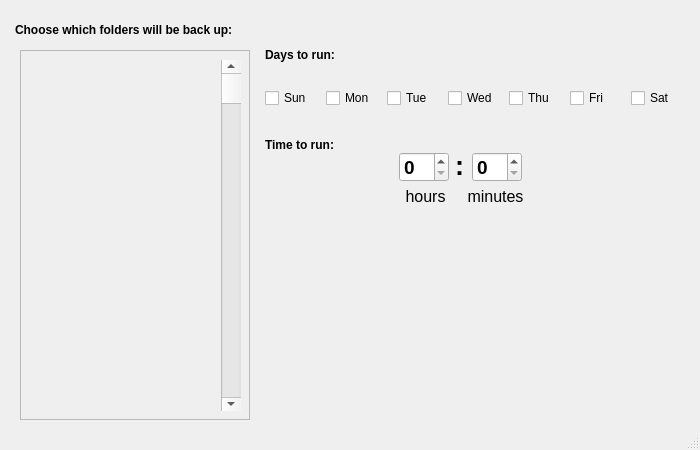
Old version of the form src/options.ui in the repository GeovaneJefferson/timemachine.
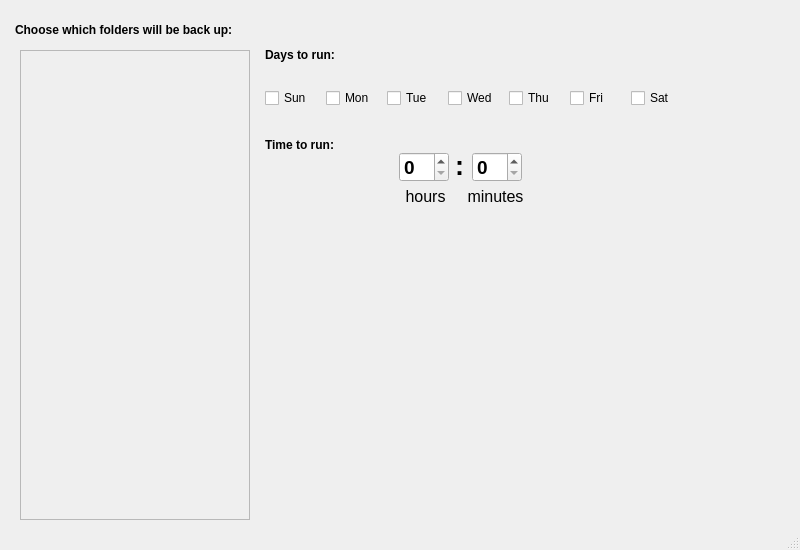
New version of the form.

```diff
--- a/src/options.ui
+++ b/src/options.ui
@@ -6,8 +6,8 @@
    <rect>
     <x>0</x>
     <y>0</y>
-    <width>700</width>
-    <height>450</height>
+    <width>800</width>
+    <height>550</height>
    </rect>
   </property>
   <property name="windowTitle">
@@ -213,7 +213,7 @@
       <x>20</x>
       <y>50</y>
       <width>230</width>
-      <height>370</height>
+      <height>470</height>
      </rect>
     </property>
     <property name="widgetResizable">
@@ -225,22 +225,9 @@
        <x>0</x>
        <y>0</y>
        <width>226</width>
-       <height>366</height>
+       <height>466</height>
       </rect>
      </property>
-     <widget class="QScrollBar" name="verticalScrollBar">
-      <property name="geometry">
-       <rect>
-        <x>200</x>
-        <y>9</y>
-        <width>20</width>
-        <height>351</height>
-       </rect>
-      </property>
-      <property name="orientation">
-       <enum>Qt::Vertical</enum>
-      </property>
-     </widget>
     </widget>
    </widget>
   </widget>
```
